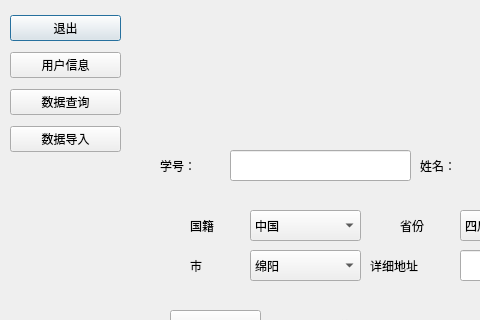
Before: the Qt Designer form addstudentwindw.ui in zhengnici/WorkProgram2020_Studentmanager, drawn with Qt 5; both pictures show x 0 to 480 and y 0 to 320 of the 750 by 550 pixel window.
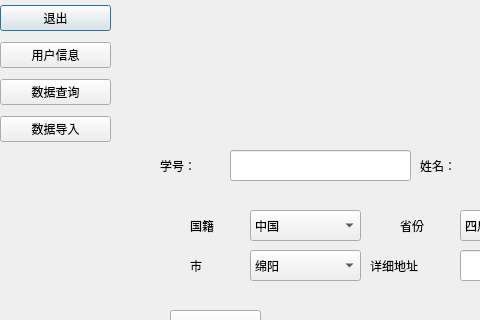
After: the same form once the commit is applied.

Patch:
```diff
--- a/addstudentwindw.ui
+++ b/addstudentwindw.ui
@@ -29,8 +29,8 @@
   <widget class="QWidget" name="verticalLayoutWidget">
    <property name="geometry">
     <rect>
-     <x>10</x>
-     <y>10</y>
+     <x>0</x>
+     <y>0</y>
      <width>111</width>
      <height>151</height>
     </rect>
```
